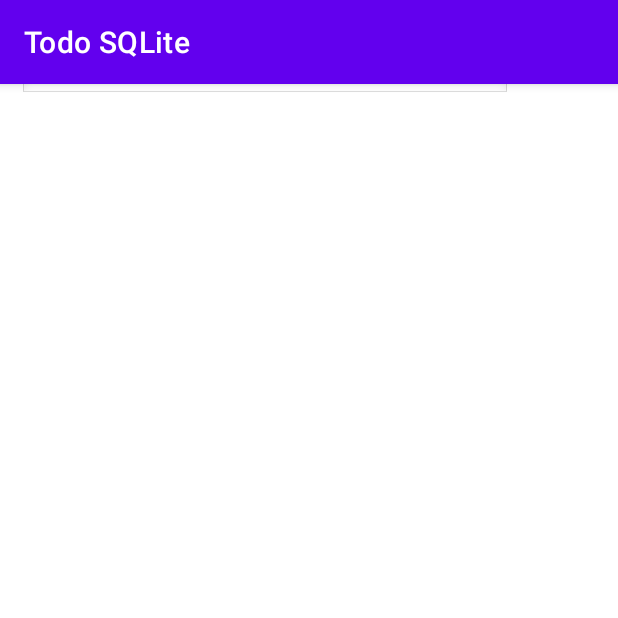
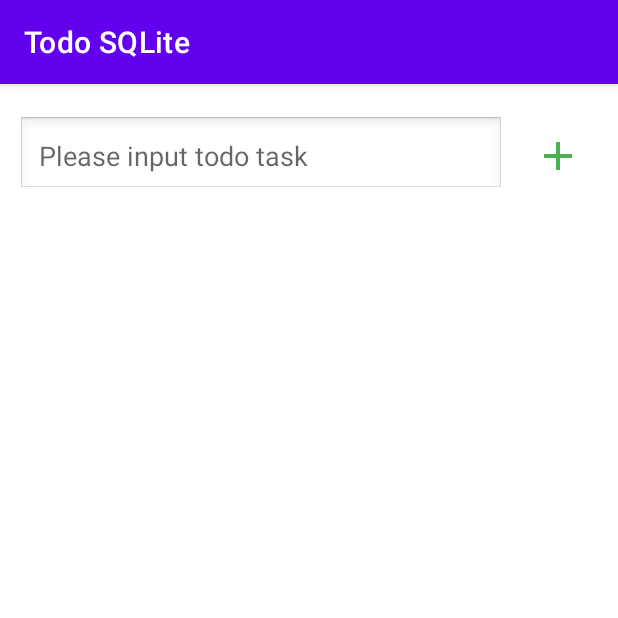
Before and after one commit to TasinLunatic/Android_Apps_Dev, an Android app: the screen it shows after launch (MainActivity), after a tap on "Add task", on a phone screen of 412 x 824 dp, the top half of it. Run offline under Robolectric (Android 15) with nearby library versions, the phone set to English and light mode, and no system bars.

Commit message:
I modified the MainActivity java file and changed the xml also for added the items

```diff
--- a/TodoSQLiteApp/app/src/main/java/com/example/w07_sqllite/MainActivity.java
+++ b/TodoSQLiteApp/app/src/main/java/com/example/w07_sqllite/MainActivity.java
@@ -9,14 +9,12 @@ import android.view.View;
 import android.view.ViewGroup;
 import android.widget.BaseAdapter;
 import android.widget.EditText;
+import android.widget.ImageView;
 import android.widget.ListView;
 import android.widget.TextView;
+import android.widget.Toast;
 
-import androidx.activity.EdgeToEdge;
 import androidx.appcompat.app.AppCompatActivity;
-import androidx.core.graphics.Insets;
-import androidx.core.view.ViewCompat;
-import androidx.core.view.WindowInsetsCompat;
 
 import java.util.ArrayList;
 import java.util.List;
@@ -24,35 +22,57 @@ import java.util.List;
 public class MainActivity extends AppCompatActivity {
     private List<Task> taskList = new ArrayList<>();
     private MyAdapter myAdapter;
+    private EditText taskInput;
 
     @Override
     protected void onCreate(Bundle savedInstanceState) {
         super.onCreate(savedInstanceState);
-        EdgeToEdge.enable(this);
         setContentView(R.layout.activity_main);
+
+        taskInput = findViewById(R.id.taskInput);
+        ImageView addButton = findViewById(R.id.imageView);
+
         myAdapter = new MyAdapter();
-        ((ListView) findViewById(R.id.listView)).setAdapter(myAdapter);
+        ListView listView = findViewById(R.id.listView);
+        listView.setAdapter(myAdapter);
+
+        // Click listener for the + button (more reliable than android:onClick)
+        addButton.setOnClickListener(new View.OnClickListener() {
+            @Override
+            public void onClick(View v) {
+                handleSaveTask();
+            }
+        });
+
+        // Also allow pressing Enter / Done on keyboard to add
+        taskInput.setOnEditorActionListener((v, actionId, event) -> {
+            handleSaveTask();
+            return true;
+        });
+
         refreshTaskList();
     }
 
-    public void handleSaveTask(View view) {
-        EditText taskInput = (EditText) findViewById(R.id.taskInput);
+    private void handleSaveTask() {
         String task = taskInput.getText().toString().trim();
 
         if (task.isEmpty()) {
+            Toast.makeText(this, "Please enter a task", Toast.LENGTH_SHORT).show();
             return;
         }
 
         ContentValues contentValues = new ContentValues();
         contentValues.put("task", task);
+
         MyDatabaseOpener databaseOpener = new MyDatabaseOpener(this);
-
         SQLiteDatabase writableDatabase = databaseOpener.getWritableDatabase();
         writableDatabase.insert("todo", null, contentValues);
         writableDatabase.close();
 
         taskInput.setText("");
-        this.refreshTaskList();
+        refreshTaskList();
+
+        Toast.makeText(this, "Task added", Toast.LENGTH_SHORT).show();
     }
 
     private void refreshTaskList() {
@@ -64,8 +84,7 @@ public class MainActivity extends AppCompatActivity {
         while (cursor.moveToNext()) {
             int id = cursor.getInt(0);
             String task = cursor.getString(1);
-            Task taskBean = new Task(id, task);
-            taskList.add(taskBean);
+            taskList.add(new Task(id, task));
         }
         cursor.close();
         readableDatabase.close();
@@ -91,17 +110,24 @@ public class MainActivity extends AppCompatActivity {
 
         @Override
         public View getView(int position, View convertView, ViewGroup parent) {
-            Task task = taskList.get(position);
-            View taskView = LayoutInflater.from(MainActivity.this).inflate(R.layout.task_item, null);
-            ((TextView) taskView.findViewById(R.id.taskMessage)).setText(task.getTask());
-            taskView.findViewById(R.id.deleteButton).setOnClickListener(new View.OnClickListener() {
+            final Task task = taskList.get(position);
+
+            View taskView = LayoutInflater.from(MainActivity.this)
+                    .inflate(R.layout.task_item, parent, false);
+
+            TextView taskMessage = taskView.findViewById(R.id.taskMessage);
+            taskMessage.setText(task.getTask());
+
+            ImageView deleteButton = taskView.findViewById(R.id.deleteButton);
+            deleteButton.setOnClickListener(new View.OnClickListener() {
                 @Override
                 public void onClick(View v) {
                     MyDatabaseOpener databaseOpener = new MyDatabaseOpener(MainActivity.this);
                     SQLiteDatabase writableDatabase = databaseOpener.getWritableDatabase();
-                    writableDatabase.delete("todo", "id=?", new String[]{"" + task.getId()});
+                    writableDatabase.delete("todo", "id=?", new String[]{String.valueOf(task.getId())});
                     writableDatabase.close();
                     refreshTaskList();
+                    Toast.makeText(MainActivity.this, "Task deleted", Toast.LENGTH_SHORT).show();
                 }
             });
 
--- a/TodoSQLiteApp/app/src/main/res/layout/activity_main.xml
+++ b/TodoSQLiteApp/app/src/main/res/layout/activity_main.xml
@@ -6,11 +6,13 @@
     android:layout_width="match_parent"
     android:layout_height="match_parent"
     android:orientation="vertical"
-    android:padding="8dp"
+    android:padding="12dp"
+    android:fitsSystemWindows="true"
     tools:context=".MainActivity">
 
     <LinearLayout
-        android:layout_margin="5dp"
+        android:layout_marginTop="8dp"
+        android:layout_marginBottom="8dp"
         android:layout_width="match_parent"
         android:layout_height="wrap_content"
         android:orientation="horizontal"
@@ -22,32 +24,32 @@
             android:layout_height="wrap_content"
             android:layout_weight="1"
             android:textSize="18sp"
-            android:ems="10"
             android:hint="Please input todo task"
             android:inputType="text"
-            android:padding="12dp"
+            android:padding="14dp"
             android:background="@android:drawable/edit_text"
-            android:text="" />
+            android:imeOptions="actionDone" />
 
         <ImageView
             android:id="@+id/imageView"
-            android:layout_width="48dp"
-            android:layout_height="48dp"
-            android:layout_margin="5dp"
-            android:padding="8dp"
-            android:onClick="handleSaveTask"
+            android:layout_width="56dp"
+            android:layout_height="56dp"
+            android:layout_marginStart="8dp"
+            android:padding="12dp"
             android:src="@drawable/add1"
             android:contentDescription="Add task"
-            android:background="?attr/selectableItemBackgroundBorderless" />
+            android:background="?attr/selectableItemBackgroundBorderless"
+            android:clickable="true"
+            android:focusable="true" />
 
     </LinearLayout>
 
     <ListView
-        android:layout_margin="5dp"
         android:id="@+id/listView"
         android:layout_width="match_parent"
         android:layout_height="match_parent"
         android:divider="@android:color/darker_gray"
-        android:dividerHeight="1dp" />
+        android:dividerHeight="1dp"
+        android:paddingTop="4dp" />
 
 </LinearLayout>
```
Also changed, not shown: 144 other files.
